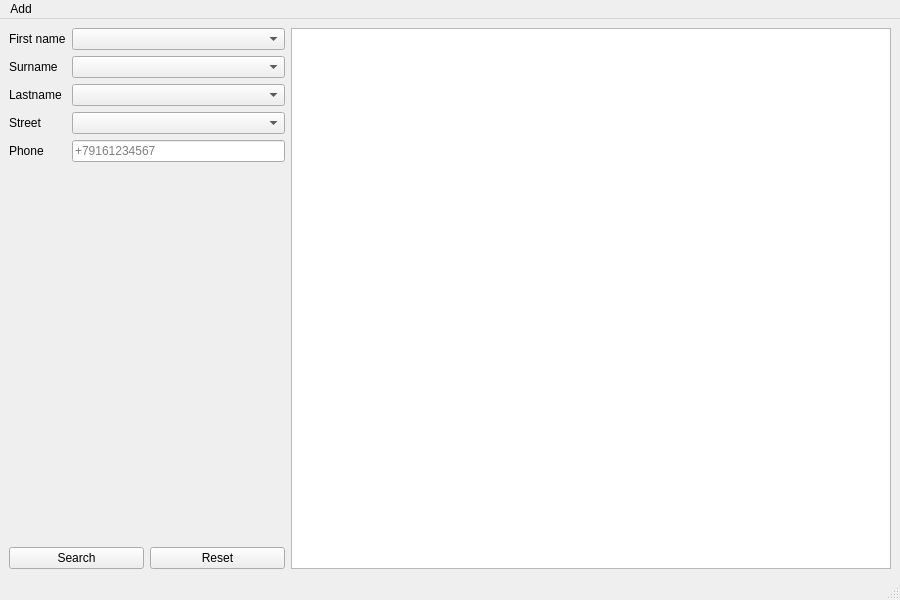
The window that ui/mainWindow.ui (Technohamster-py/mai-db-learn) describes before a commit, drawn with Qt 5.
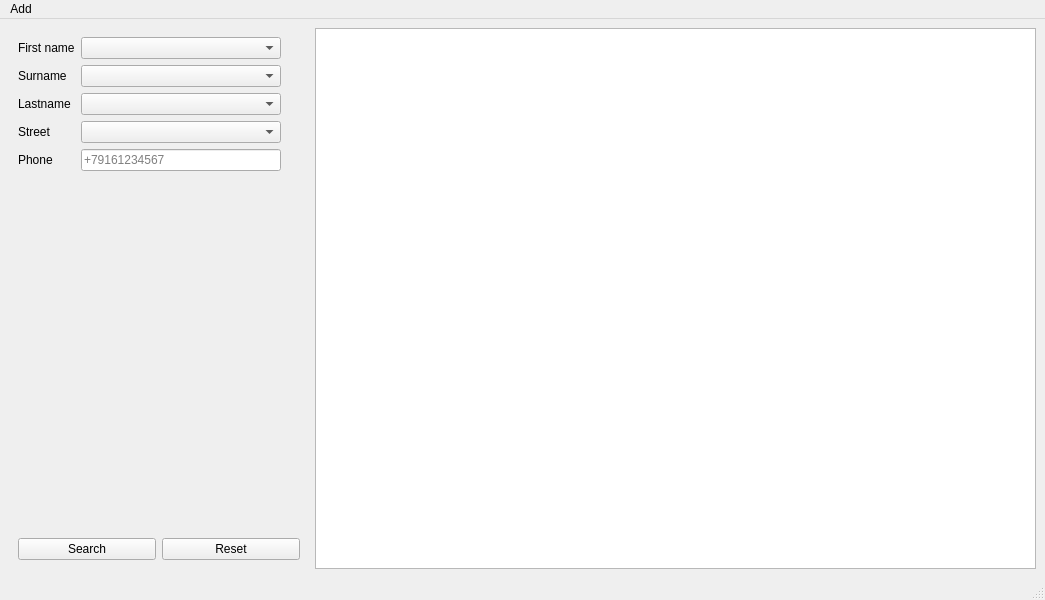
The same window after the commit.

Commit message: Left layout transformed into a widget

Diff of the .ui file:
```diff
--- a/ui/mainWindow.ui
+++ b/ui/mainWindow.ui
@@ -6,7 +6,7 @@
    <rect>
     <x>0</x>
     <y>0</y>
-    <width>900</width>
+    <width>1045</width>
     <height>600</height>
    </rect>
   </property>
@@ -22,51 +22,122 @@
   <widget class="QWidget" name="centralwidget">
    <layout class="QHBoxLayout" name="horizontalLayout">
     <item>
+     <widget class="QWidget" name="" native="true">
+      <property name="maximumSize">
+       <size>
+        <width>300</width>
+        <height>16777215</height>
+       </size>
+      </property>
      <layout class="QVBoxLayout" name="verticalLayout">
       <item>
        <layout class="QFormLayout" name="formLayout_2">
+         <property name="sizeConstraint">
+          <enum>QLayout::SizeConstraint::SetMinimumSize</enum>
+         </property>
+         <property name="fieldGrowthPolicy">
+          <enum>QFormLayout::FieldGrowthPolicy::AllNonFixedFieldsGrow</enum>
+         </property>
         <item row="0" column="0">
          <widget class="QLabel" name="label">
+           <property name="maximumSize">
+            <size>
+             <width>70</width>
+             <height>16777215</height>
+            </size>
+           </property>
           <property name="text">
            <string>First name</string>
           </property>
          </widget>
         </item>
         <item row="0" column="1">
-         <widget class="QComboBox" name="FirstnameCombo"/>
+          <widget class="QComboBox" name="FirstnameCombo">
+           <property name="maximumSize">
+            <size>
+             <width>200</width>
+             <height>16777215</height>
+            </size>
+           </property>
+          </widget>
         </item>
         <item row="1" column="0">
          <widget class="QLabel" name="label_2">
+           <property name="maximumSize">
+            <size>
+             <width>70</width>
+             <height>16777215</height>
+            </size>
+           </property>
           <property name="text">
            <string>Surname</string>
           </property>
          </widget>
         </item>
         <item row="1" column="1">
-         <widget class="QComboBox" name="SurnameCombo"/>
+          <widget class="QComboBox" name="SurnameCombo">
+           <property name="maximumSize">
+            <size>
+             <width>200</width>
+             <height>16777215</height>
+            </size>
+           </property>
+          </widget>
         </item>
         <item row="2" column="0">
          <widget class="QLabel" name="label_3">
+           <property name="maximumSize">
+            <size>
+             <width>70</width>
+             <height>16777215</height>
+            </size>
+           </property>
           <property name="text">
            <string>Lastname</string>
           </property>
          </widget>
         </item>
         <item row="2" column="1">
-         <widget class="QComboBox" name="LastnameCombo"/>
+          <widget class="QComboBox" name="LastnameCombo">
+           <property name="maximumSize">
+            <size>
+             <width>200</width>
+             <height>16777215</height>
+            </size>
+           </property>
+          </widget>
         </item>
         <item row="3" column="0">
          <widget class="QLabel" name="label_4">
+           <property name="maximumSize">
+            <size>
+             <width>60</width>
+             <height>16777215</height>
+            </size>
+           </property>
           <property name="text">
            <string>Street</string>
           </property>
          </widget>
         </item>
         <item row="3" column="1">
-         <widget class="QComboBox" name="StreetCombo"/>
+          <widget class="QComboBox" name="StreetCombo">
+           <property name="maximumSize">
+            <size>
+             <width>200</width>
+             <height>16777215</height>
+            </size>
+           </property>
+          </widget>
         </item>
         <item row="4" column="0">
          <widget class="QLabel" name="label_5">
+           <property name="maximumSize">
+            <size>
+             <width>60</width>
+             <height>16777215</height>
+            </size>
+           </property>
           <property name="text">
            <string>Phone</string>
           </property>
@@ -74,6 +145,12 @@
         </item>
         <item row="4" column="1">
          <widget class="QLineEdit" name="phoneEdit">
+           <property name="maximumSize">
+            <size>
+             <width>200</width>
+             <height>16777215</height>
+            </size>
+           </property>
           <property name="inputMask">
            <string/>
           </property>
@@ -107,6 +184,12 @@
        <layout class="QHBoxLayout" name="horizontalLayout_2">
         <item>
          <widget class="QPushButton" name="searchButton">
+           <property name="maximumSize">
+            <size>
+             <width>140</width>
+             <height>16777215</height>
+            </size>
+           </property>
           <property name="text">
            <string>Search</string>
           </property>
@@ -114,6 +197,12 @@
         </item>
         <item>
          <widget class="QPushButton" name="pushButton">
+           <property name="maximumSize">
+            <size>
+             <width>140</width>
+             <height>16777215</height>
+            </size>
+           </property>
           <property name="text">
            <string>Reset</string>
           </property>
@@ -122,12 +211,19 @@
        </layout>
       </item>
      </layout>
+     </widget>
     </item>
     <item>
      <widget class="QTableView" name="resultView">
+      <property name="sizePolicy">
+       <sizepolicy hsizetype="Expanding" vsizetype="Expanding">
+        <horstretch>0</horstretch>
+        <verstretch>0</verstretch>
+       </sizepolicy>
+      </property>
       <property name="minimumSize">
        <size>
-        <width>600</width>
+        <width>700</width>
         <height>0</height>
        </size>
       </property>
@@ -140,7 +236,7 @@
     <rect>
      <x>0</x>
      <y>0</y>
-     <width>900</width>
+     <width>1045</width>
      <height>25</height>
     </rect>
    </property>
```
Lines whose indentation alone changed are shown as unchanged. The commit also changes 1 other file.
